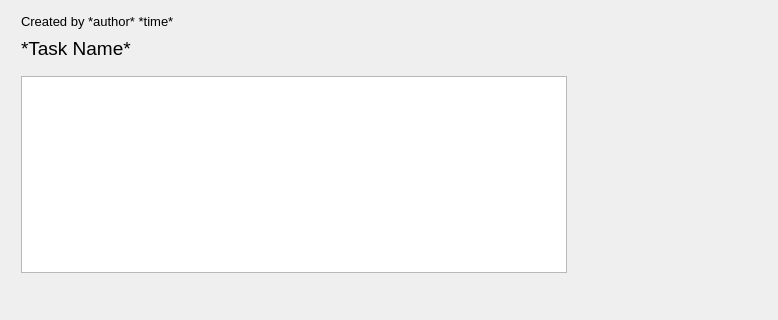
The window that task-tracker-frontend/IssueWidget.ui (Unkorunk/task-tracker) describes before a commit, drawn with Qt 5; both pictures show x 0 to 778 and y 0 to 320 of the 778 by 481 pixel window.
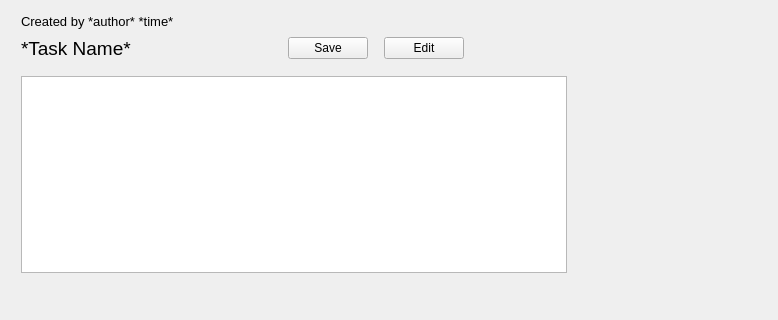
The same window after the commit.

Commit message: fix bug(endless window) in ProjectSettingsWidget.cpp

What changed in the file:
```diff
--- a/task-tracker-frontend/IssueWidget.ui
+++ b/task-tracker-frontend/IssueWidget.ui
@@ -94,6 +94,52 @@
          </property>
         </widget>
        </item>
+       <item>
+        <spacer name="horizontalSpacer_7">
+         <property name="orientation">
+          <enum>Qt::Horizontal</enum>
+         </property>
+         <property name="sizeType">
+          <enum>QSizePolicy::Fixed</enum>
+         </property>
+         <property name="sizeHint" stdset="0">
+          <size>
+           <width>150</width>
+           <height>20</height>
+          </size>
+         </property>
+        </spacer>
+       </item>
+       <item>
+        <widget class="QPushButton" name="saveButton">
+         <property name="text">
+          <string>Save</string>
+         </property>
+        </widget>
+       </item>
+       <item>
+        <spacer name="horizontalSpacer_8">
+         <property name="orientation">
+          <enum>Qt::Horizontal</enum>
+         </property>
+         <property name="sizeType">
+          <enum>QSizePolicy::Fixed</enum>
+         </property>
+         <property name="sizeHint" stdset="0">
+          <size>
+           <width>10</width>
+           <height>20</height>
+          </size>
+         </property>
+        </spacer>
+       </item>
+       <item>
+        <widget class="QPushButton" name="editButton">
+         <property name="text">
+          <string>Edit</string>
+         </property>
+        </widget>
+       </item>
        <item>
         <spacer name="horizontalSpacer_4">
          <property name="orientation">
```
Left out of the diff: 2 changed lines with no effect on the pictures. The commit also changes 7 other files.
